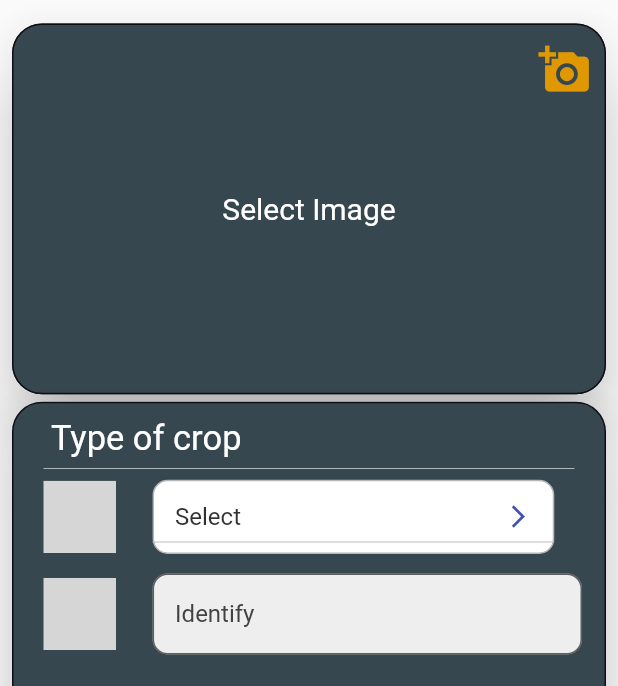
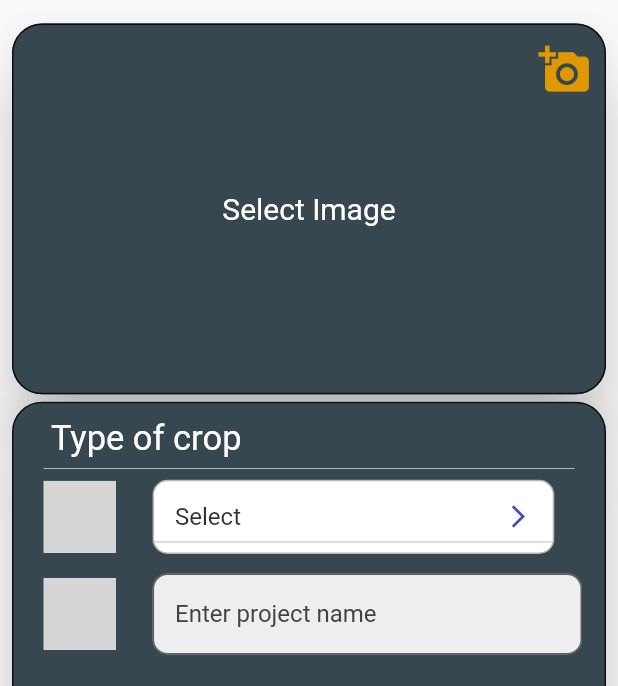
Before and after one commit to emilio-kariuki/D-Krops, a Flutter app: the screen it shows after launch, on a phone screen of 412 x 824 dp, the part 87-773 px from its top. Run offline on Flutter 3.47's test engine with Material 2 defaults, Android fonts, the phone set to English and light mode, and no system bars; drawn by our look-alikes of dropdown_button2; our stand-ins replace connectivity_plus, dio, fluttertoast, geolocator, get, google_fonts and 4 more; missing offline and left inert: background_location, internet_popup; Roboto replaces fonts that are missing (Redressed); project files that could hold a hidden picture were left out; grey boxes are pictures that could not be loaded.

Commit message:
April 12, 2022 12:30 PM

```diff
--- a/lib/screens/Home.dart
+++ b/lib/screens/Home.dart
@@ -860,7 +860,7 @@ class _HomeState extends State<Home> {
                                         hintStyle:
                                             TextStyle(color: Colors.grey[800]),
                                         focusColor: Colors.red,
-                                        hintText: "Identify",
+                                        hintText: "Enter project name",
                                         // suffixText: "10",
                                         // prefixIcon: Icon(Icons.mail,color: Colors.blueGrey[900]),
                                         fillColor: Colors.grey[200]),
```
